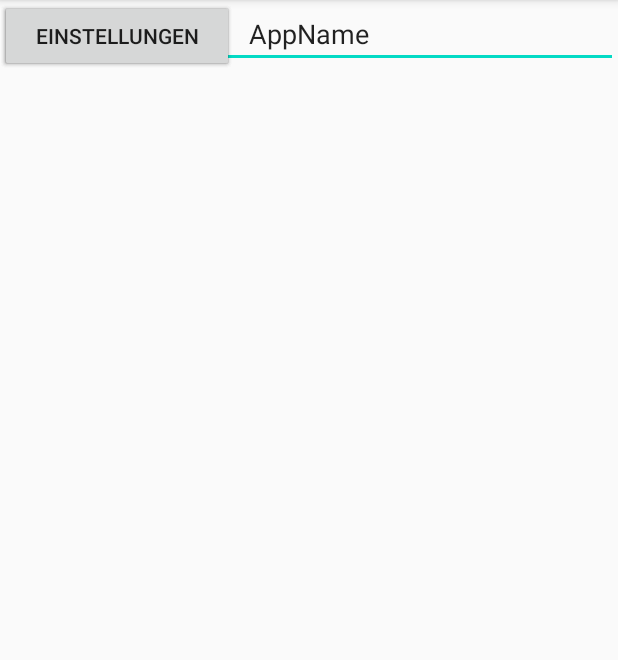
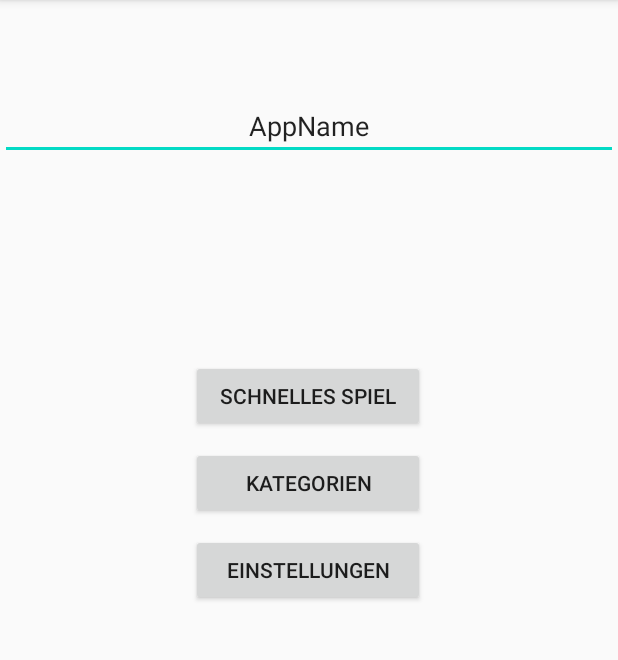
Before and after one commit to JanCereal/AppEntwicklungTIF18A, an Android app: the screen it shows after launch (NavActivity), on a phone screen of 412 x 824 dp, the part 84-744 px from its top. Run offline under Robolectric (Android 15) with nearby library versions, the phone set to English and light mode, and no system bars; libraries missing offline, so code that uses them is left out: com.example.

Commit message:
homescreen stuff

```diff
--- a/app/src/main/java/com/example/AppEntwicklungTIF18A/HomeFragment.kt
+++ b/app/src/main/java/com/example/AppEntwicklungTIF18A/HomeFragment.kt
@@ -16,11 +16,11 @@ class HomeFragment : Fragment() {
         savedInstanceState: Bundle?
     ): View? {
         val view = inflater.inflate(R.layout.fragment_home, container, false)
-        view.findViewById<Button>(R.id.button1).setOnClickListener {
+        view.findViewById<Button>(R.id.b1S).setOnClickListener {
             val bundle = bundleOf("noteTitle" to "Notiz1") // TODO tatsächlicher Titel
             view.findNavController().navigate(R.id.action_homeFragment_to_detailFragment, bundle)
         }
-        view.findViewById<Button>(R.id.button1).setOnClickListener {
+        view.findViewById<Button>(R.id.b1S).setOnClickListener {
             val bundle = bundleOf("noteTitle" to "Notiz2") // TODO tatsächlicher Titel
             view.findNavController().navigate(R.id.action_homeFragment_to_detailFragment, bundle)
         }
--- a/app/src/main/res/layout/fragment_home.xml
+++ b/app/src/main/res/layout/fragment_home.xml
@@ -11,6 +11,7 @@
         android:id="@+id/editAppName"
         android:layout_width="match_parent"
         android:layout_height="wrap_content"
+        android:layout_marginTop="61dp"
         android:autoText="false"
         android:ems="10"
         android:gravity="center"
@@ -19,30 +20,41 @@
         app:layout_constraintEnd_toEndOf="parent"
         app:layout_constraintHorizontal_bias="0.5"
         app:layout_constraintStart_toStartOf="parent"
-        tools:layout_editor_absoluteY="61dp" />
+        app:layout_constraintTop_toTopOf="parent" />
 
     <Button
-        android:id="@+id/button1"
+        android:id="@+id/b1S"
         android:layout_width="156dp"
         android:layout_height="wrap_content"
-        android:text="Notiz1"
-        tools:layout_editor_absoluteX="127dp"
-        tools:layout_editor_absoluteY="234dp" />
+        android:layout_marginStart="127dp"
+        android:layout_marginLeft="127dp"
+        android:layout_marginTop="133dp"
+        android:text="Schnelles Spiel"
+        app:layout_constraintStart_toStartOf="parent"
+        app:layout_constraintTop_toBottomOf="@+id/editAppName" />
 
     <Button
-        android:id="@+id/button2"
+        android:id="@+id/b2K"
         android:layout_width="156dp"
         android:layout_height="wrap_content"
-        android:text="Notiz2"
-        tools:layout_editor_absoluteX="127dp"
-        tools:layout_editor_absoluteY="293dp" />
+        android:layout_marginStart="127dp"
+        android:layout_marginLeft="127dp"
+        android:layout_marginTop="10dp"
+        android:layout_marginBottom="10dp"
+        android:text="Kategorien"
+        app:layout_constraintBottom_toTopOf="@+id/b3E"
+        app:layout_constraintStart_toStartOf="parent"
+        app:layout_constraintTop_toBottomOf="@+id/b1S" />
 
     <Button
-        android:id="@+id/button3"
+        android:id="@+id/b3E"
         android:layout_width="156dp"
         android:layout_height="wrap_content"
+        android:layout_marginStart="127dp"
+        android:layout_marginLeft="127dp"
+        android:layout_marginTop="10dp"
         android:text="Einstellungen"
-        tools:layout_editor_absoluteX="127dp"
-        tools:layout_editor_absoluteY="354dp" />
+        app:layout_constraintStart_toStartOf="parent"
+        app:layout_constraintTop_toBottomOf="@+id/b2K" />
 
 </androidx.constraintlayout.widget.ConstraintLayout>
```
